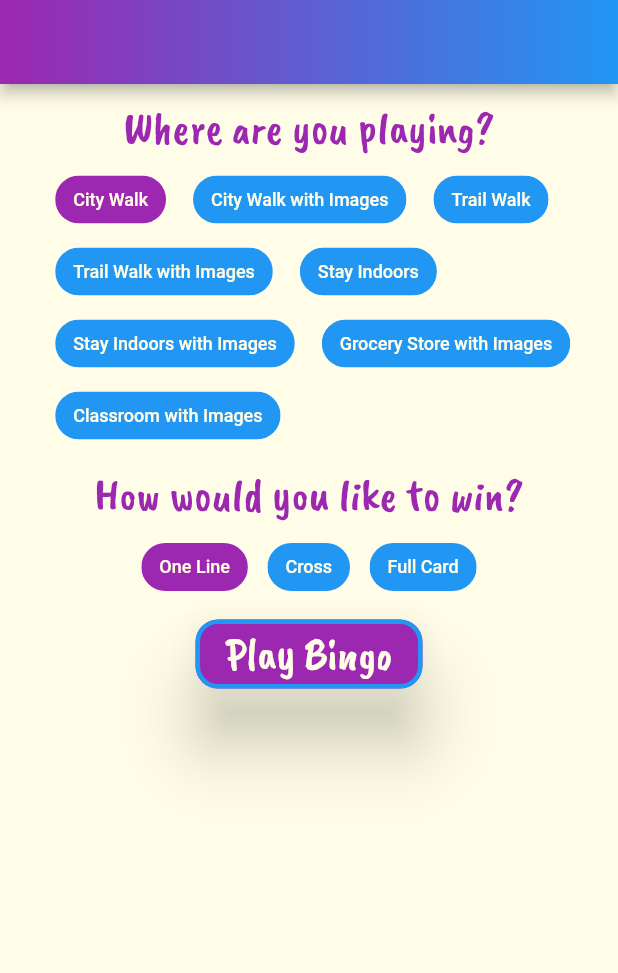
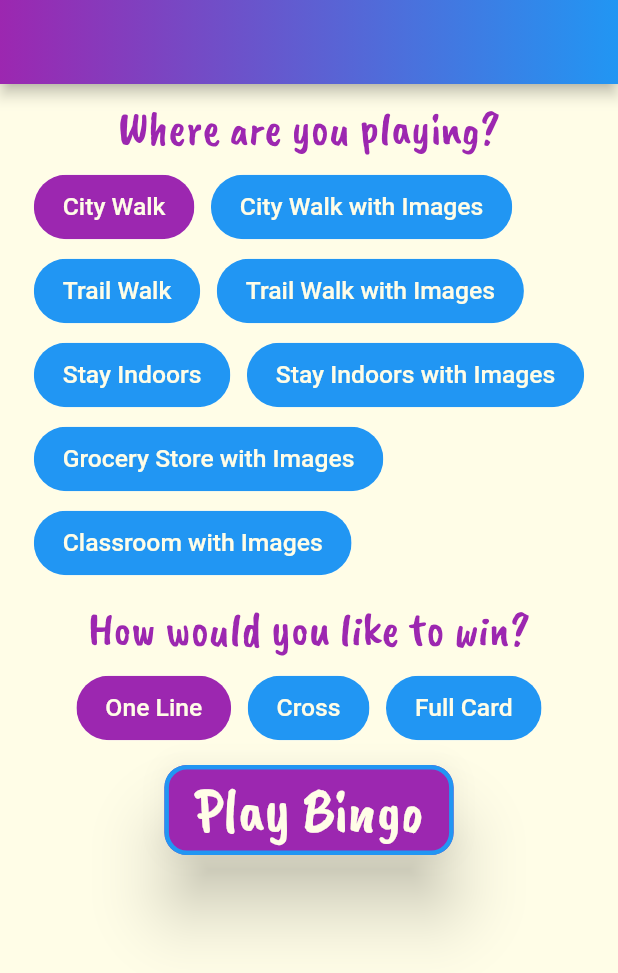
Before and after one commit to emac62/scavenger_bingo, a Flutter app: the screen it shows after launch, after a tap on "Start", on a phone screen of 412 x 824 dp. Shown: the top 973 px of the screen. Run offline on Flutter 3.47's test engine with Material 2 defaults, Android fonts, the phone set to English and light mode, and no system bars; drawn by our look-alikes of auto_size_text; our stand-ins replace audioplayers, google_mobile_ads, line_awesome_flutter, new_gradient_app_bar; missing offline and left inert: material_dialogs; network calls fail.

Commit message:
fix text size issues, cleanup

```diff
--- a/lib/arrays.dart
+++ b/lib/arrays.dart
@@ -254,7 +254,7 @@ class Resources {
     IconImages(name: "lightbulb", icon: LineAwesomeIcons.lightbulb),
     IconImages(name: "cash register", icon: LineAwesomeIcons.cash_register),
     IconImages(name: "receipt", icon: LineAwesomeIcons.receipt),
-    IconImages(name: "bread_slice", icon: LineAwesomeIcons.bread_slice),
+    IconImages(name: "bread", icon: LineAwesomeIcons.bread_slice),
     IconImages(name: "carrot", icon: LineAwesomeIcons.carrot),
     IconImages(name: "cheese", icon: LineAwesomeIcons.cheese),
     IconImages(name: "egg", icon: LineAwesomeIcons.egg),
--- a/lib/intro.dart
+++ b/lib/intro.dart
@@ -73,15 +73,46 @@ class _IntroPageState extends State<IntroPage> {
       body: Container(
         width: double.infinity,
         color: Colors.yellow[50],
+        child: Padding(
+          padding: EdgeInsets.only(top: size.height * 0.08),
           child: Column(
-            mainAxisAlignment: MainAxisAlignment.center,
+              mainAxisAlignment: MainAxisAlignment.start,
               crossAxisAlignment: CrossAxisAlignment.center,
               children: [
                 Flexible(
                     child: Container(
-                      child: Image.asset("assets/images/IntroImage.png"))),
+                        height: size.width / 2,
+                        width: size.width,
+                        child: Image.asset(
+                          "assets/images/IntroImage.png",
+                          fit: BoxFit.contain,
+                        ))),
                 SizedBox(
                   height: 5,
+                ),
+                Padding(
+                  padding: const EdgeInsets.fromLTRB(24, 8, 24, 0),
+                  child: Text(
+                    "A relaxing game to play with kids",
+                    style: TextStyle(
+                      color: Colors.purple,
+                      fontFamily: 'CaveatBrush',
+                      fontSize: size.width * 0.05,
+                    ),
+                    textAlign: TextAlign.center,
+                  ),
+                ),
+                Padding(
+                  padding: const EdgeInsets.fromLTRB(24, 0, 24, 8),
+                  child: Text(
+                    "or on your own",
+                    style: TextStyle(
+                      color: Colors.purple,
+                      fontFamily: 'CaveatBrush',
+                      fontSize: size.width * 0.05,
+                    ),
+                    textAlign: TextAlign.center,
+                  ),
                 ),
                 SizedBox(
                   height: 10,
@@ -111,12 +142,14 @@ class _IntroPageState extends State<IntroPage> {
                           width: 3.0,
                         ),
                         elevation: 20,
-                      textStyle:
-                          TextStyle(fontSize: 36, fontFamily: 'CaveatBrush')),
+                        textStyle: TextStyle(
+                            fontSize: size.width * 0.05,
+                            fontFamily: 'CaveatBrush')),
                   ),
                 )
               ]),
         ),
+      ),
     );
   }
 }
--- a/lib/settings.dart
+++ b/lib/settings.dart
@@ -1,12 +1,9 @@
 import 'package:auto_size_text/auto_size_text.dart';
 import 'package:flutter/material.dart';
-import 'package:google_mobile_ads/google_mobile_ads.dart';
 import 'package:new_gradient_app_bar/new_gradient_app_bar.dart';
 import 'package:scavenger_hunt_bingo/game_board.dart';
-import 'package:scavenger_hunt_bingo/widgets/ad_helper.dart';
 import 'package:scavenger_hunt_bingo/widgets/audio.dart';
-
-const int maxFailedLoadAttempts = 3;
+import 'package:scavenger_hunt_bingo/widgets/banner_ad_widget.dart';
 
 class SettingsPage extends StatefulWidget {
   const SettingsPage({
@@ -22,6 +19,8 @@ class _SettingsPageState extends State<SettingsPage> {
 
   String selectedBoard = 'City Walk';
   String selectedPattern = 'One Line';
+
+  BannerAdContainer bannerAdContainer = BannerAdContainer();
 
   int cardIndex = 0;
   int winIndex = 0;
@@ -42,35 +41,6 @@ class _SettingsPageState extends State<SettingsPage> {
     "Cross",
     "Full Card",
   ];
-
-  late BannerAd _bannerAd;
-  bool _isBannerAdReady = false;
-
-  @override
-  void initState() {
-    super.initState();
-    _bannerAd = BannerAd(
-        // Change Banner Size According to Ur Need
-        size: AdSize.banner,
-        adUnitId: AdHelper.bannerAdUnitId,
-        listener: BannerAdListener(onAdLoaded: (_) {
-          setState(() {
-            _isBannerAdReady = true;
-          });
-        }, onAdFailedToLoad: (ad, LoadAdError error) {
-          print("Failed to Load Banner Ad: ${error.message}");
-          _isBannerAdReady = false;
-          ad.dispose();
-        }),
-        request: AdRequest())
-      ..load();
-  }
-
-  @override
-  void dispose() {
-    super.dispose();
-    _bannerAd.dispose();
-  }
 
   @override
   Widget build(BuildContext context) {
@@ -102,11 +72,12 @@ class _SettingsPageState extends State<SettingsPage> {
             ),
             Padding(
               padding: const EdgeInsets.all(5.0),
-              child: AutoSizeText(
+              child: Text(
                 "Where are you playing?",
-                style:
-                    TextStyle(color: Colors.purple, fontFamily: 'CaveatBrush'),
-                minFontSize: 30,
+                style: TextStyle(
+                    color: Colors.purple,
+                    fontFamily: 'CaveatBrush',
+                    fontSize: size.width * 0.075),
                 maxLines: 1,
               ),
             ),
@@ -118,9 +89,10 @@ class _SettingsPageState extends State<SettingsPage> {
               padding: const EdgeInsets.all(5.0),
               child: AutoSizeText(
                 "How would you like to win?",
-                style:
-                    TextStyle(color: Colors.purple, fontFamily: 'CaveatBrush'),
-                minFontSize: 30,
+                style: TextStyle(
+                    color: Colors.purple,
+                    fontFamily: 'CaveatBrush',
+                    fontSize: size.width * 0.075),
                 maxLines: 1,
               ),
             ),
@@ -154,34 +126,30 @@ class _SettingsPageState extends State<SettingsPage> {
                       width: 3.0,
                     ),
                     elevation: 20,
-                    textStyle:
-                        TextStyle(fontSize: 30, fontFamily: 'CaveatBrush')),
+                    textStyle: TextStyle(
+                        fontFamily: 'CaveatBrush', fontSize: size.width * 0.1),
+                  )),
             ),
-            )
           ],
         ),
       ),
-      bottomNavigationBar: (_isBannerAdReady)
-          ? Container(
-              height: _bannerAd.size.height.toDouble(),
-              width: _bannerAd.size.width.toDouble(),
-              child: AdWidget(ad: _bannerAd),
-            )
-          : Container(
-              height: 50,
-              color: Colors.yellow[50],
-            ),
+      bottomNavigationBar: bannerAdContainer,
     );
   }
 
   List<Widget> cardChips() {
+    var size = MediaQuery.of(context).size;
     List<Widget> chips = [];
     for (int i = 0; i < cards.length; i++) {
       Widget item = Padding(
-        padding: const EdgeInsets.only(left: 10, right: 5),
+        padding: const EdgeInsets.all(4),
         child: ChoiceChip(
-          label: Text(cards[i]),
-          labelStyle: TextStyle(color: Colors.yellow[50], fontSize: 12),
+          label: Padding(
+            padding: const EdgeInsets.all(8.0),
+            child: Text(cards[i]),
+          ),
+          labelStyle:
+              TextStyle(color: Colors.yellow[50], fontSize: size.width * 0.04),
           backgroundColor: Colors.blue,
           selectedColor: Colors.purple,
           selected: cardIndex == i,
@@ -199,13 +167,18 @@ class _SettingsPageState extends State<SettingsPage> {
   }
 
   List<Widget> winChips() {
+    var size = MediaQuery.of(context).size;
     List<Widget> chips = [];
     for (int i = 0; i < toWin.length; i++) {
       Widget item = Padding(
-        padding: const EdgeInsets.only(left: 5, right: 5),
+        padding: const EdgeInsets.all(4),
         child: ChoiceChip(
-          label: Text(toWin[i]),
-          labelStyle: TextStyle(color: Colors.yellow[50], fontSize: 12),
+          label: Padding(
+            padding: const EdgeInsets.all(8.0),
+            child: Text(toWin[i]),
+          ),
+          labelStyle:
+              TextStyle(color: Colors.yellow[50], fontSize: size.width * 0.04),
           backgroundColor: Colors.blue,
           selectedColor: Colors.purple,
           selected: winIndex == i,
@@ -213,7 +186,6 @@ class _SettingsPageState extends State<SettingsPage> {
             setState(() {
               winIndex = i;
               selectedPattern = toWin[i];
-              print("Play Button: $selectedPattern");
             });
           },
         ),
--- /dev/null
+++ b/lib/widgets/banner_ad_widget.dart
@@ -0,0 +1,61 @@
+import 'package:flutter/material.dart';
+import 'package:google_mobile_ads/google_mobile_ads.dart';
+import 'package:scavenger_hunt_bingo/widgets/ad_helper.dart';
+
+class BannerAdContainer extends StatefulWidget {
+  const BannerAdContainer({Key? key}) : super(key: key);
+
+  @override
+  _BannerAdContainerState createState() => _BannerAdContainerState();
+}
+
+class _BannerAdContainerState extends State<BannerAdContainer> {
+  late BannerAd _bottomBannerAd;
+
+  bool _isBottomBannerAdLoaded = false;
+
+  void _createBottomBannerAd() {
+    _bottomBannerAd = BannerAd(
+      adUnitId: AdHelper.bannerAdUnitId,
+      size: AdSize.banner,
+      request: AdRequest(),
+      listener: BannerAdListener(
+        onAdLoaded: (_) {
+          setState(() {
+            _isBottomBannerAdLoaded = true;
+          });
+        },
+        onAdFailedToLoad: (ad, error) {
+          ad.dispose();
+        },
+      ),
+    );
+    _bottomBannerAd.load();
+  }
+
+  @override
+  void initState() {
+    super.initState();
+    _createBottomBannerAd();
+  }
+
+  @override
+  void dispose() {
+    super.dispose();
+    _bottomBannerAd.dispose();
+  }
+
+  @override
+  Widget build(BuildContext context) {
+    return Container(
+      child: _isBottomBannerAdLoaded
+          ? Container(
+              color: Colors.yellow[50],
+              height: _bottomBannerAd.size.height.toDouble(),
+              width: _bottomBannerAd.size.width.toDouble(),
+              child: AdWidget(ad: _bottomBannerAd),
+            )
+          : Container(height: 50, color: Colors.yellow[50]),
+    );
+  }
+}
--- a/pubspec.yaml
+++ b/pubspec.yaml
@@ -32,7 +32,6 @@ dependencies:
   material_dialogs: ^1.1.1
   flutter_launcher_icons: ^0.9.2
   google_mobile_ads: ^0.13.5
-  provider: ^6.0.1
   audioplayers: ^0.20.1
   line_awesome_flutter: ^2.0.0
   chips_choice_null_safety: ^2.0.2
```
Also changed, not shown: lib/game_board.dart (+7 -32 lines), lib/widgets/bingoBoard.dart (+13 -11 lines), pubspec.lock. Lines whose indentation alone changed are shown as unchanged.
